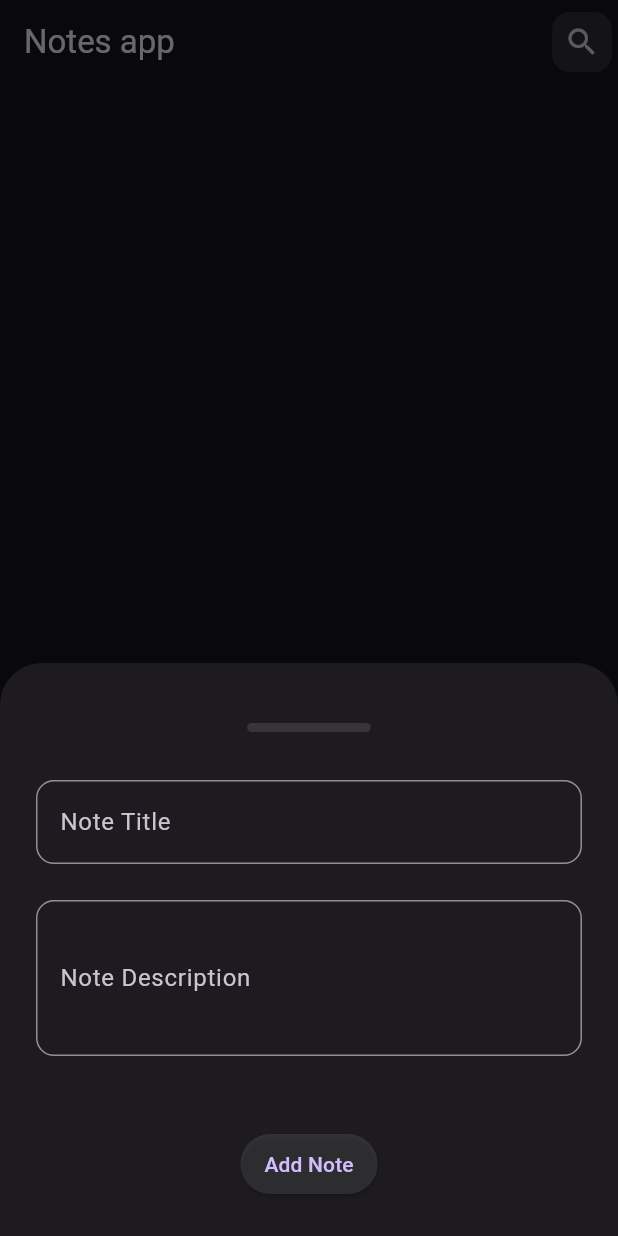
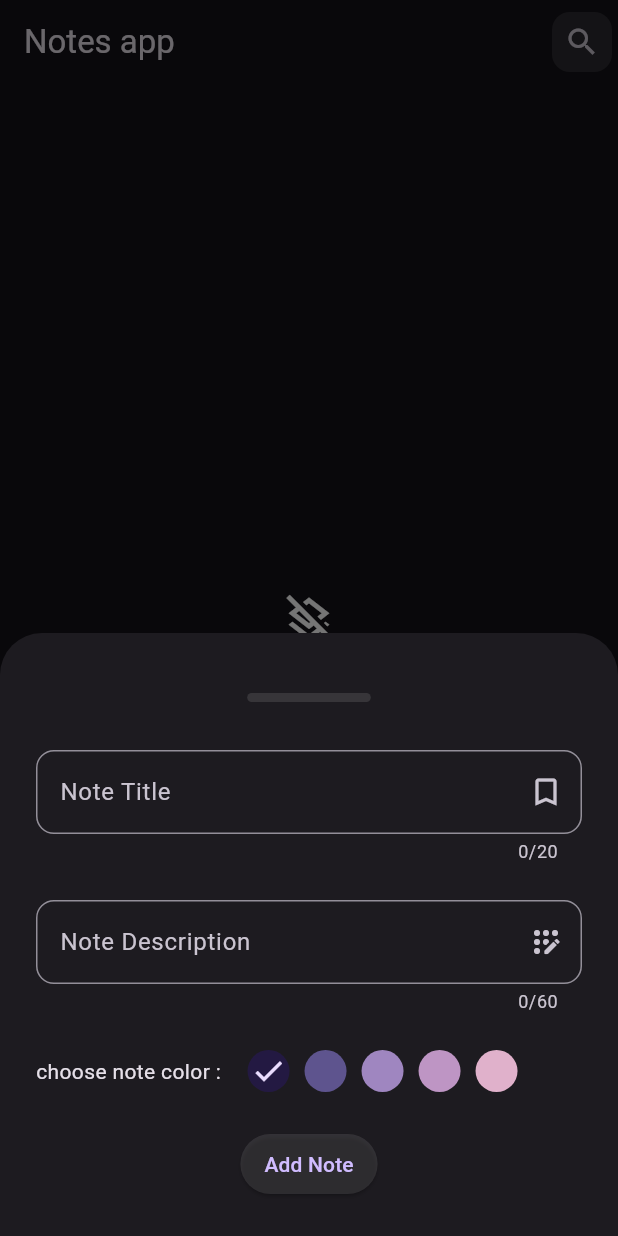
Before and after one commit to AMG2001/flutter_courses_and_projects, a Flutter app: the screen it shows after launch, after a tap on the "add" icon, on a phone screen of 412 x 824 dp. Run offline on Flutter 3.47's test engine with Material 2 defaults, Android fonts, the light colour scheme and no system bars; our stand-ins replace audioplayers, flutter_swipe_action_cell, get.

Commit message:
note adding , removing and coloring work

```diff
--- a/Tharwat samy Course/Notes app - S13/notes_app/lib/home_page/bottom_sheet_view/bottom_sheet_view.dart
+++ b/Tharwat samy Course/Notes app - S13/notes_app/lib/home_page/bottom_sheet_view/bottom_sheet_view.dart
@@ -1,12 +1,16 @@
 import 'package:flutter/material.dart';
 import 'package:notes_app/config/device_dimensions.dart';
+import 'package:notes_app/home_page/bottom_sheet_view/bottom_sheet_view_components/btn_add_note.dart';
+import 'package:notes_app/home_page/bottom_sheet_view/bottom_sheet_view_components/grey_header_container.dart';
+import 'package:notes_app/home_page/bottom_sheet_view/bottom_sheet_view_components/note_description_tf.dart';
+import 'package:notes_app/home_page/bottom_sheet_view/bottom_sheet_view_components/note_title_tf.dart';
 import 'package:notes_app/home_page/bottom_sheet_view/note_color_controller.dart';
 import 'package:notes_app/home_page/note_item/note_item.dart';
 import 'package:get/get.dart';
 import 'package:notes_app/home_page/note_item/notes_controller.dart';
 
 final notesController = Get.put(NotesController(), permanent: true);
-final noteColorController = Get.put(NoteColorController());
+
 void BottomSheetView(
     {required BuildContext context,
     required GlobalKey<FormState> formKey,
@@ -34,92 +38,44 @@ void BottomSheetView(
                 key: formKey,
                 child: Column(
                   children: [
-                    Container(
-                      decoration: BoxDecoration(
-                        color: Colors.grey.withOpacity(0.2),
-                        borderRadius: BorderRadius.circular(32),
-                      ),
-                      margin: EdgeInsets.only(top: 16, bottom: 32),
-                      width: DeviceDimensions.width * .2,
-                      height: 6,
+                    GreyHeaderContainer(),
+                    NoteTitleTextField(
+                        noteTitleTextEditingController:
+                            noteTitleTextEditingController),
+                    SizedBox(
+                      height: 24,
                     ),
-                    TextFormField(
-                      validator: (value) {
-                        if (value!.isEmpty || value == '') {
-                          return 'you can\'t leave this field empty';
-                        }
-                      },
-                      controller: noteTitleTextEditingController,
-                      decoration: InputDecoration(
-                        labelText: 'Note Title',
-                        hintText: 'Enter your note title',
-                        border: OutlineInputBorder(
-                          borderRadius: BorderRadius.circular(12),
+                    NoteDescriptionTextField(
+                        noteDescriptionTextEditingController:
+                            noteDescriptionTextEditingController),
+                    SizedBox(
+                      height: 24,
+                    ),
+                    Row(
+                      children: [
+                        Text("choose note color : "),
+                        SizedBox(
+                          width: 14,
                         ),
-                      ),
+                        GetBuilder<NoteColorController>(
+                            init: NoteColorController(),
+                            builder: (controller) {
+                              return SingleChildScrollView(
+                                child: Row(
+                                    children: controller.noteColorsPalleteList),
+                              );
+                            }),
+                      ],
                     ),
                     SizedBox(
                       height: 24,
                     ),
-                    TextFormField(
-                      validator: (value) {
-                        if (value!.isEmpty || value == '') {
-                          return 'you can\'t leave this field empty';
-                        }
-                      },
-                      controller: noteDescriptionTextEditingController,
-                      maxLines: 3,
-                      decoration: InputDecoration(
-                        labelText: 'Note Description',
-                        hintText: 'Enter your note description',
-                        border: OutlineInputBorder(
-                          borderRadius: BorderRadius.circular(12),
-                        ),
-                      ),
-                    ),
-                    SizedBox(
-                      height: 24,
-                    ),
-                    // Row(
-                    //   children: [
-                    //     Text("choose note color : "),
-                    //     SizedBox(
-                    //       width: 14,
-                    //     ),
-                    //     GetBuilder<NoteColorController>(
-                    //         init: NoteColorController(),
-                    //         builder: (controller) {
-                    //           return SingleChildScrollView(
-                    //             child: Row(
-                    //                 children: controller.noteColorsPalleteList),
-                    //           );
-                    //         }),
-                    //   ],
-                    // ),
-                    SizedBox(
-                      height: 24,
-                    ),
-                    ElevatedButton(
-                      style: ButtonStyle(
-                        padding: MaterialStateProperty.all<EdgeInsets>(
-                          EdgeInsets.symmetric(vertical: 4, horizontal: 16),
-                        ),
-                        backgroundColor: MaterialStateProperty.all<Color>(
-                          Colors.white.withOpacity(0.1),
-                        ),
-                      ),
-                      onPressed: () {
-                        if (formKey.currentState!.validate()) {
-                          notesController.addNote(
-                              title: noteTitleTextEditingController.text,
-                              description:
-                                  noteDescriptionTextEditingController.text,
-                              backgroundColor:
-                                  noteColorController.noteBackgroundColor);
-                          Get.back();
-                        }
-                      },
-                      child: Text("Add Note"),
+                    AddNoteButton(
+                      formKey: formKey,
+                      noteTitleTextEditingController:
+                          noteTitleTextEditingController,
+                      noteDescriptionTextEditingController:
+                          noteDescriptionTextEditingController,
                     )
                   ],
                 ),
--- /dev/null
+++ b/Tharwat samy Course/Notes app - S13/notes_app/lib/home_page/bottom_sheet_view/bottom_sheet_view_components/btn_add_note.dart
@@ -0,0 +1,40 @@
+import 'package:flutter/material.dart';
+import 'package:get/get.dart';
+import 'package:notes_app/home_page/bottom_sheet_view/bottom_sheet_view.dart';
+import 'package:notes_app/home_page/bottom_sheet_view/note_color_controller.dart';
+
+class AddNoteButton extends StatelessWidget {
+  TextEditingController noteTitleTextEditingController;
+  TextEditingController noteDescriptionTextEditingController;
+  GlobalKey<FormState> formKey;
+  AddNoteButton(
+      {required this.formKey,
+      required this.noteTitleTextEditingController,
+      required this.noteDescriptionTextEditingController});
+
+  @override
+  Widget build(BuildContext context) {
+    return GetBuilder<NoteColorController>(builder: (controller) {
+      return ElevatedButton(
+        style: ButtonStyle(
+          padding: MaterialStateProperty.all<EdgeInsets>(
+            EdgeInsets.symmetric(vertical: 4, horizontal: 16),
+          ),
+          backgroundColor: MaterialStateProperty.all<Color>(
+            Colors.white.withOpacity(0.1),
+          ),
+        ),
+        onPressed: () {
+          if (formKey.currentState!.validate()) {
+            notesController.addNote(
+                title: noteTitleTextEditingController.text,
+                description: noteDescriptionTextEditingController.text,
+                backgroundColor: controller.defaultNoteBackgroundColor);
+            Get.back();
+          }
+        },
+        child: Text("Add Note"),
+      );
+    });
+  }
+}
--- /dev/null
+++ b/Tharwat samy Course/Notes app - S13/notes_app/lib/home_page/bottom_sheet_view/bottom_sheet_view_components/grey_header_container.dart
@@ -0,0 +1,19 @@
+import 'package:flutter/material.dart';
+import 'package:notes_app/config/device_dimensions.dart';
+
+class GreyHeaderContainer extends StatelessWidget {
+  const GreyHeaderContainer({super.key});
+
+  @override
+  Widget build(BuildContext context) {
+    return Container(
+      decoration: BoxDecoration(
+        color: Colors.grey.withOpacity(0.2),
+        borderRadius: BorderRadius.circular(32),
+      ),
+      margin: EdgeInsets.only(top: 16, bottom: 32),
+      width: DeviceDimensions.width * .2,
+      height: 6,
+    );
+  }
+}
--- /dev/null
+++ b/Tharwat samy Course/Notes app - S13/notes_app/lib/home_page/bottom_sheet_view/bottom_sheet_view_components/note_description_tf.dart
@@ -0,0 +1,28 @@
+import 'package:flutter/material.dart';
+
+class NoteDescriptionTextField extends StatelessWidget {
+  TextEditingController noteDescriptionTextEditingController;
+  NoteDescriptionTextField(
+      {required this.noteDescriptionTextEditingController});
+
+  @override
+  Widget build(BuildContext context) {
+    return TextFormField(
+      maxLength: 60,
+      validator: (value) {
+        if (value!.isEmpty || value == '') {
+          return 'you can\'t leave this field empty';
+        }
+      },
+      controller: noteDescriptionTextEditingController,
+      decoration: InputDecoration(
+        suffixIcon: Icon(Icons.app_registration_rounded),
+        labelText: 'Note Description',
+        hintText: 'Enter your note description',
+        border: OutlineInputBorder(
+          borderRadius: BorderRadius.circular(12),
+        ),
+      ),
+    );
+  }
+}
--- /dev/null
+++ b/Tharwat samy Course/Notes app - S13/notes_app/lib/home_page/bottom_sheet_view/bottom_sheet_view_components/note_title_tf.dart
@@ -0,0 +1,27 @@
+import 'package:flutter/material.dart';
+
+class NoteTitleTextField extends StatelessWidget {
+  TextEditingController noteTitleTextEditingController;
+  NoteTitleTextField({required this.noteTitleTextEditingController});
+
+  @override
+  Widget build(BuildContext context) {
+    return TextFormField(
+      validator: (value) {
+        if (value!.isEmpty || value == '') {
+          return 'you can\'t leave this field empty';
+        }
+      },
+      controller: noteTitleTextEditingController,
+      maxLength: 20,
+      decoration: InputDecoration(
+        suffixIcon: Icon(Icons.turned_in_not),
+        labelText: 'Note Title',
+        hintText: 'Enter your note title',
+        border: OutlineInputBorder(
+          borderRadius: BorderRadius.circular(12),
+        ),
+      ),
+    );
+  }
+}
--- /dev/null
+++ b/Tharwat samy Course/Notes app - S13/notes_app/lib/home_page/bottom_sheet_view/color_circle.dart
@@ -0,0 +1,41 @@
+import 'package:flutter/material.dart';
+import 'package:get/get.dart';
+import 'package:notes_app/home_page/bottom_sheet_view/bottom_sheet_view.dart';
+import 'package:notes_app/home_page/bottom_sheet_view/note_color_controller.dart';
+
+class ColorCircle extends StatefulWidget {
+  ColorCircle({required this.circleColor, required this.index});
+
+  Color circleColor;
+  int index;
+  bool isSelected = false;
+  Widget w = SizedBox();
+  @override
+  State<ColorCircle> createState() => _ColorCircleState();
+}
+
+class _ColorCircleState extends State<ColorCircle> {
+  @override
+  Widget build(BuildContext context) {
+    return GetBuilder<NoteColorController>(builder: (controller) {
+      return Row(
+        children: [
+          GestureDetector(
+            child: CircleAvatar(
+                radius: 14,
+                backgroundColor: widget.circleColor,
+                child: widget.w),
+            onTap: () {
+              setState(() {
+                controller.selectColor(widget.index);
+              });
+            },
+          ),
+          SizedBox(
+            width: 10,
+          )
+        ],
+      );
+    });
+  }
+}
--- a/Tharwat samy Course/Notes app - S13/notes_app/lib/home_page/bottom_sheet_view/note_color_controller.dart
+++ b/Tharwat samy Course/Notes app - S13/notes_app/lib/home_page/bottom_sheet_view/note_color_controller.dart
@@ -1,62 +1,46 @@
 import 'package:flutter/material.dart';
 import 'package:get/get.dart';
+import 'package:notes_app/home_page/bottom_sheet_view/bottom_sheet_view.dart';
+import 'package:notes_app/home_page/bottom_sheet_view/color_circle.dart';
 
 class NoteColorController extends GetxController {
-  List<ColorCircle> noteColorsPalleteList = [];
+  static String id_note_color_builder = 'id1';
+  late int defaultChoosenColorIndex = 0;
+  late int lastChoosenColorIndex;
+  late Color defaultNoteBackgroundColor = Colors.red;
 
-  Color noteBackgroundColor = Colors.red;
+  List<ColorCircle> noteColorsPalleteList = [
+    ColorCircle(circleColor: Color(0xFF231942), index: 0),
+    ColorCircle(circleColor: Color(0xFF5e548e), index: 1),
+    ColorCircle(circleColor: Color(0xFF9f86c0), index: 2),
+    ColorCircle(circleColor: Color(0xFFbe95c4), index: 3),
+    ColorCircle(circleColor: Color(0xFFe0b1cb), index: 4),
+  ];
 
   NoteColorController() {
-    noteColorsPalleteList = [
-      ColorCircle(circleColor: Colors.red, index: 0),
-      ColorCircle(circleColor: Colors.green, index: 1),
-      ColorCircle(circleColor: Colors.yellow, index: 2),
-      ColorCircle(circleColor: Colors.purple, index: 3),
-      ColorCircle(circleColor: Colors.white, index: 4),
-    ];
+    defaultChoosenColorIndex = noteColorsPalleteList[0].index;
+    defaultNoteBackgroundColor = noteColorsPalleteList[0].circleColor;
+    lastChoosenColorIndex = noteColorsPalleteList[0].index;
+
+    noteColorsPalleteList[0].w = Container(
+      child: Icon(Icons.check),
+    );
   }
 
   void selectColor(int choosenColorIndex) {
-    // get circle color to add as background for note .
-    noteBackgroundColor = noteColorsPalleteList[choosenColorIndex].circleColor;
-    // reset all other circles shape to make only 1 circle with Check mark .
-    for (int i = 0; i < noteColorsPalleteList.length; i++) {
-      noteColorsPalleteList[i].w = SizedBox();
+    if (choosenColorIndex == lastChoosenColorIndex)
+      return;
+    else {
+      noteColorsPalleteList[lastChoosenColorIndex].w = SizedBox();
+      noteColorsPalleteList[choosenColorIndex].w = Container(
+        child: Icon(Icons.check),
+      );
+      defaultNoteBackgroundColor =
+          noteColorsPalleteList[choosenColorIndex].circleColor;
+
+      lastChoosenColorIndex = choosenColorIndex;
+      print('choosen index : ${choosenColorIndex}');
+      update();
     }
-    // Add check mark to circle .
-    noteColorsPalleteList[choosenColorIndex].w = Container(
-      child: Icon(
-        Icons.check,
-        color: Colors.black,
-      ),
-    );
-    // update();
   }
 }
-
-final noteColorController = Get.put(NoteColorController());
-
-class ColorCircle extends StatelessWidget {
-  ColorCircle({required this.circleColor, required this.index});
-  Color circleColor;
-  int index;
-  Widget w = SizedBox();
-
-  @override
-  Widget build(BuildContext context) {
-    return Row(
-      children: [
-        GestureDetector(
-          child:
-              CircleAvatar(radius: 14, backgroundColor: circleColor, child: w),
-          onTap: () {
-            noteColorController.selectColor(index);
-          },
-        ),
-        SizedBox(
-          width: 10,
-        )
-      ],
-    );
-  }
-}
--- a/Tharwat samy Course/Notes app - S13/notes_app/lib/home_page/home_page.dart
+++ b/Tharwat samy Course/Notes app - S13/notes_app/lib/home_page/home_page.dart
@@ -2,8 +2,6 @@ import 'package:flutter/material.dart';
 import 'package:notes_app/config/device_dimensions.dart';
 import 'package:notes_app/home_page/home_page_components/home_page_app_bar.dart';
 import 'package:notes_app/home_page/home_page_components/home_page_floating_action_button.dart';
-import 'package:notes_app/home_page/note_item/note_item.dart';
-import 'package:intl/intl.dart';
 import 'package:get/get.dart';
 import 'package:flutter_swipe_action_cell/flutter_swipe_action_cell.dart';
 import 'package:notes_app/home_page/note_item/notes_controller.dart';
@@ -24,12 +22,33 @@ class HomePage extends StatelessWidget {
           child: GetBuilder<NotesController>(
               init: NotesController(),
               builder: (controller) {
+                if (controller.notesList.isEmpty) {
+                  return Center(
+                    child: Column(
+                      mainAxisSize: MainAxisSize.min,
+                      children: [
+                        Icon(
+                          Icons.layers_clear_outlined,
+                          size: 36,
+                        ),
+                        SizedBox(
+                          height: 22,
+                        ),
+                        Text(
+                          "your notes list is empty",
+                          style: TextStyle(fontSize: 22),
+                        )
+                      ],
+                    ),
+                  );
+                } else
                   return ListView.builder(
                     itemCount: controller.notesList.length,
                     itemBuilder: (context, index) {
                       return SwipeActionCell(
                           leadingActions: [
                             SwipeAction(
+                                widthSpace: DeviceDimensions.width * .23,
                                 performsFirstActionWithFullSwipe: true,
                                 title: "Archive",
                                 onTap: (CompletionHandler handler) async {
@@ -40,6 +59,7 @@ class HomePage extends StatelessWidget {
                           key: Key(controller.notesList[index].toString()),
                           trailingActions: <SwipeAction>[
                             SwipeAction(
+                                widthSpace: DeviceDimensions.width * .2,
                                 performsFirstActionWithFullSwipe: true,
                                 title: "delete",
                                 onTap: (CompletionHandler handler) async {
```
Also changed, not shown: Tharwat samy Course/Notes app - S13/notes_app/lib/home_page/note_item/note_item.dart (+79 -14 lines), Tharwat samy Course/Notes app - S13/notes_app/lib/home_page/note_item/note_item_components/delete_note_button.dart (deleted, +0 -17 lines), Tharwat samy Course/Notes app - S13/notes_app/lib/home_page/note_item/notes_controller.dart (+7 -5 lines), 1 other file. Lines whose indentation alone changed are shown as unchanged.
